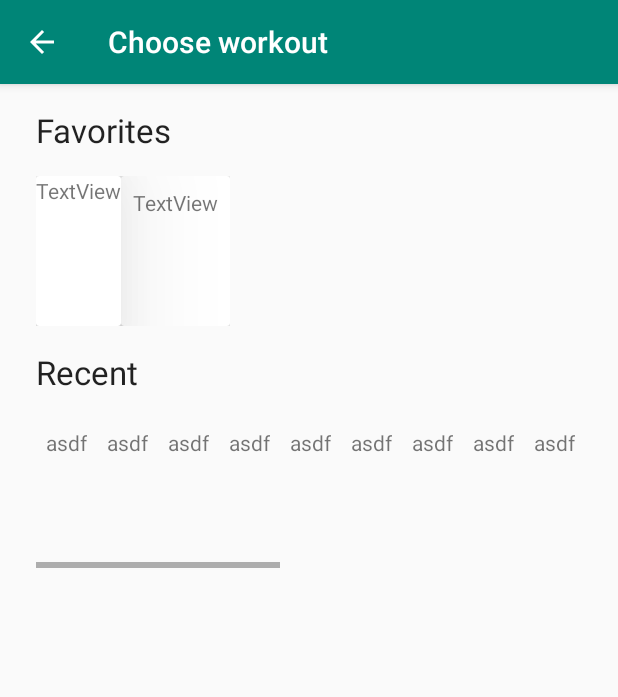
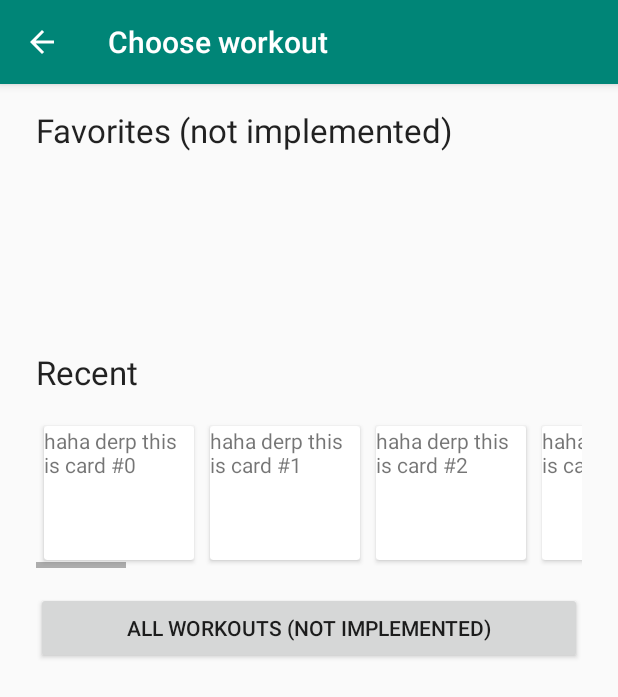
Before and after one commit to ecotner/gym-log, an Android app: the ChooseWorkoutActivity screen opened directly, with no data from a screen before it, on a phone screen of 412 x 824 dp. Shown: the top 697 px of the screen. Run offline under Robolectric (Android 15) with nearby library versions, the phone set to English and light mode, and no system bars.

Commit message:
WIP; made function for dynamically generating cards, started setting up sqlite db with Room

```diff
--- a/app/build.gradle
+++ b/app/build.gradle
@@ -27,4 +27,8 @@ dependencies {
     testImplementation 'junit:junit:4.12'
     androidTestImplementation 'androidx.test.ext:junit:1.1.0'
     androidTestImplementation 'androidx.test.espresso:espresso-core:3.1.1'
+
+    def room_version = "2.2.3"
+    implementation "androidx.room:room-runtime:$room_version"
+    annotationProcessor "androidx.room:room-compiler:$room_version"
 }
--- a/app/src/main/java/com/example/gymlog/activities/ChooseWorkoutActivity.java
+++ b/app/src/main/java/com/example/gymlog/activities/ChooseWorkoutActivity.java
@@ -16,6 +16,7 @@ import android.widget.TextView;
 import androidx.annotation.Nullable;
 import androidx.appcompat.app.ActionBar;
 import androidx.appcompat.app.AppCompatActivity;
+import androidx.cardview.widget.CardView;
 
 import com.example.gymlog.R;
 
@@ -24,9 +25,13 @@ public class ChooseWorkoutActivity extends AppCompatActivity {
     protected void onCreate(Bundle savedInstanceState) {
         super.onCreate(savedInstanceState);
         setUi();
-        for (int i=0; i<20; i++)
-            makeText();
-
+        LinearLayout parent = (LinearLayout) findViewById(R.id.recents_layout);
+        CardView card = null;
+        for (int i=0; i<20; i++) {
+            card = makeCard("haha derp this is card #" + i);
+//            ((TextView) card.getChildAt(0)).setText("asdf");
+            parent.addView(card);
+        }
     }
 
     private void setUi() {
@@ -35,23 +40,22 @@ public class ChooseWorkoutActivity extends AppCompatActivity {
         ab.setDisplayHomeAsUpEnabled(true);
     }
 
-    private void makeText() {
-        // Make some text
+    private CardView makeCard(String str) {
+        // Make card view
         TextView text = new TextView(this);
-        text.setText("asdf");
-        // Set margins on the text
+        text.setText(str);
+        CardView card = new CardView(this);
+        card.addView(text);
+
+        // Format card
         LinearLayout.LayoutParams params = new LinearLayout.LayoutParams(
-                LinearLayout.LayoutParams.WRAP_CONTENT,
-                LinearLayout.LayoutParams.WRAP_CONTENT
+                getResources().getDimensionPixelSize(R.dimen.default_card_width),
+                LinearLayout.LayoutParams.MATCH_PARENT
         );
-        params.setMargins(10, 10, 10, 10);
-        text.setLayoutParams(params);
-        // Add text to parent layout
-        LinearLayout parent = (LinearLayout) findViewById(R.id.recents_layout);
-        parent.addView(text);
-    }
+        int p = getResources().getDimensionPixelSize(R.dimen.default_card_padding);
+        params.setMargins(p, p, p, p);
+        card.setLayoutParams(params);
 
-    private void addCard(int parentId) {
-        // Do all the same stuff as above, but with cards?
+        return card;
     }
 }
--- a/app/src/main/java/com/example/gymlog/activities/MainActivity.java
+++ b/app/src/main/java/com/example/gymlog/activities/MainActivity.java
@@ -14,6 +14,7 @@ public class MainActivity extends AppCompatActivity {
     protected void onCreate(Bundle savedInstanceState) {
         super.onCreate(savedInstanceState);
         setContentView(R.layout.activity_main);
+
     }
 
     public void displayChooseWorkoutActivity(View view) {
--- /dev/null
+++ b/app/src/main/java/com/example/gymlog/db/MyDao.java
@@ -0,0 +1,16 @@
+package com.example.gymlog.db;
+
+import androidx.room.Dao;
+import androidx.room.Insert;
+import androidx.room.Query;
+
+import java.util.List;
+
+@Dao
+public interface MyDao {
+    @Insert
+    public void insertTest(Test test);
+
+    @Query("SELECT * FROM test_table")
+    public Test[] getAllTests();
+}
--- /dev/null
+++ b/app/src/main/java/com/example/gymlog/db/Test.java
@@ -0,0 +1,20 @@
+package com.example.gymlog.db;
+
+
+import androidx.room.ColumnInfo;
+import androidx.room.Entity;
+import androidx.room.PrimaryKey;
+
+@Entity(tableName = "test_table")
+public class Test {
+    @PrimaryKey
+    @ColumnInfo(name = "id")
+    public int id;
+
+    @ColumnInfo(name = "some_text")
+    public String some_text;
+
+    public Test(String some_text) {
+        this.some_text = some_text;
+    }
+}
--- a/app/src/main/res/layout/activity_choose_workout.xml
+++ b/app/src/main/res/layout/activity_choose_workout.xml
@@ -7,7 +7,7 @@
     android:layout_height="match_parent">
 
     <TextView
-        android:id="@+id/textView"
+        android:id="@+id/textViewFavorites"
         android:layout_width="wrap_content"
         android:layout_height="wrap_content"
         android:layout_marginStart="@dimen/default_horizontal_margin"
@@ -29,47 +29,17 @@
         android:fillViewport="false"
         app:layout_constraintEnd_toEndOf="parent"
         app:layout_constraintStart_toStartOf="parent"
-        app:layout_constraintTop_toBottomOf="@+id/textView">
+        app:layout_constraintTop_toBottomOf="@+id/textViewFavorites">
 
         <LinearLayout
             android:id="@+id/favorites_layout"
             android:layout_width="wrap_content"
             android:layout_height="match_parent"
-            android:orientation="horizontal">
-
-            <androidx.cardview.widget.CardView
-                android:layout_width="wrap_content"
-                android:layout_height="match_parent"
-                android:paddingRight="20dp"
-                app:cardElevation="50dp">
-
-                <TextView
-                    android:id="@+id/textView5"
-                    android:layout_width="wrap_content"
-                    android:layout_height="wrap_content"
-                    android:text="TextView" />
-            </androidx.cardview.widget.CardView>
-
-            <androidx.cardview.widget.CardView
-                android:layout_width="wrap_content"
-                android:layout_height="match_parent"
-                android:paddingLeft="20dp"
-                app:cardElevation="10dp"
-                app:contentPadding="8dp">
-
-                <TextView
-                    android:id="@+id/textView4"
-                    android:layout_width="wrap_content"
-                    android:layout_height="wrap_content"
-                    android:text="TextView" />
-
-            </androidx.cardview.widget.CardView>
-
-        </LinearLayout>
+            android:orientation="horizontal"/>
     </HorizontalScrollView>
 
     <TextView
-        android:id="@+id/textView2"
+        android:id="@+id/textViewRecents"
         android:layout_width="wrap_content"
         android:layout_height="wrap_content"
         android:layout_marginStart="@dimen/default_horizontal_margin"
@@ -91,7 +61,7 @@
         android:layout_marginRight="@dimen/default_horizontal_margin"
         app:layout_constraintEnd_toEndOf="parent"
         app:layout_constraintStart_toStartOf="parent"
-        app:layout_constraintTop_toBottomOf="@+id/textView2">
+        app:layout_constraintTop_toBottomOf="@+id/textViewRecents">
 
         <LinearLayout
             android:id="@+id/recents_layout"
@@ -100,4 +70,18 @@
             android:orientation="horizontal"></LinearLayout>
     </HorizontalScrollView>
 
+    <Button
+        android:id="@+id/button_all_workouts"
+        android:layout_width="0dp"
+        android:layout_height="wrap_content"
+        android:layout_marginStart="@dimen/default_horizontal_margin"
+        android:layout_marginLeft="@dimen/default_horizontal_margin"
+        android:layout_marginTop="@dimen/default_vertical_margin"
+        android:layout_marginEnd="@dimen/default_horizontal_margin"
+        android:layout_marginRight="@dimen/default_horizontal_margin"
+        android:text="@string/button_all_workouts_name"
+        app:layout_constraintEnd_toEndOf="parent"
+        app:layout_constraintStart_toStartOf="parent"
+        app:layout_constraintTop_toBottomOf="@+id/horizontalScrollViewRecent" />
+
 </androidx.constraintlayout.widget.ConstraintLayout>
--- a/app/src/main/res/values/dimens.xml
+++ b/app/src/main/res/values/dimens.xml
@@ -3,4 +3,6 @@
     <dimen name="default_horizontal_margin">24dp</dimen>
     <dimen name="default_vertical_margin">16dp</dimen>
     <dimen name="default_card_height">100dp</dimen>
+    <dimen name="default_card_width">100dp</dimen>
+    <dimen name="default_card_padding">5dp</dimen>
 </resources>
--- a/app/src/main/res/values/strings.xml
+++ b/app/src/main/res/values/strings.xml
@@ -5,12 +5,13 @@
 
     // ChooseWorkoutActivity
     <string name="activity_name_choose">Choose workout</string>
-    <string name="horizontal_scroll_1_name">Favorites</string>
+    <string name="horizontal_scroll_1_name">Favorites (not implemented)</string>
     <string name="horizontal_scroll_2_name">Recent</string>
+    <string name="button_all_workouts_name">All workouts (not implemented)</string>
 
     // HistoryActivity
-    <string name="activity_name_history">History</string>
+    <string name="activity_name_history">History (not implemented)</string>
 
     // StatisticsActivity
-    <string name="activity_name_stats">Statistics</string>
+    <string name="activity_name_stats">Statistics (not implemented)</string>
 </resources>
```
